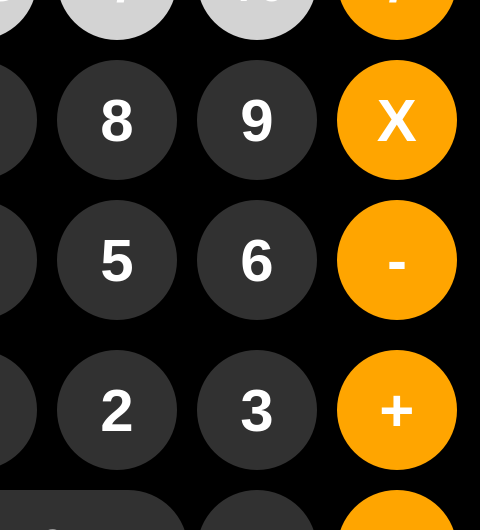
Before: the Qt Designer form mainwindow.ui in Vitor5bonelli/calculator-cpp, drawn with Qt 5; both pictures show x 113 to 593 and y 190 to 720 of the 593 by 816 pixel window.
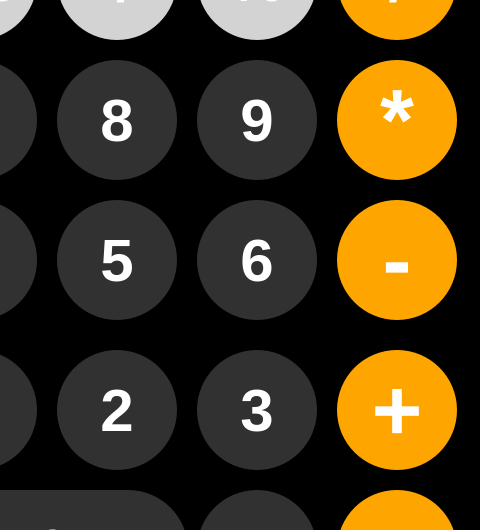
After: the same form once the commit is applied.

Commit message: feat: make math and equals buttons logic work

Diff of the .ui file:
```diff
--- a/mainwindow.ui
+++ b/mainwindow.ui
@@ -325,7 +325,7 @@
     </property>
     <property name="font">
      <font>
-      <pointsize>45</pointsize>
+      <pointsize>65</pointsize>
       <bold>true</bold>
      </font>
     </property>
@@ -344,7 +344,7 @@
 }</string>
     </property>
     <property name="text">
-     <string>X</string>
+     <string>*</string>
     </property>
    </widget>
    <widget class="QPushButton" name="button_sum">
@@ -358,7 +358,7 @@
     </property>
     <property name="font">
      <font>
-      <pointsize>45</pointsize>
+      <pointsize>65</pointsize>
       <bold>true</bold>
      </font>
     </property>
@@ -391,10 +391,13 @@
     </property>
     <property name="font">
      <font>
-      <pointsize>45</pointsize>
+      <pointsize>65</pointsize>
       <bold>true</bold>
      </font>
     </property>
+    <property name="layoutDirection">
+     <enum>Qt::LeftToRight</enum>
+    </property>
     <property name="styleSheet">
      <string notr="true">QPushButton
 {
```
The commit also changes 7 other files.
